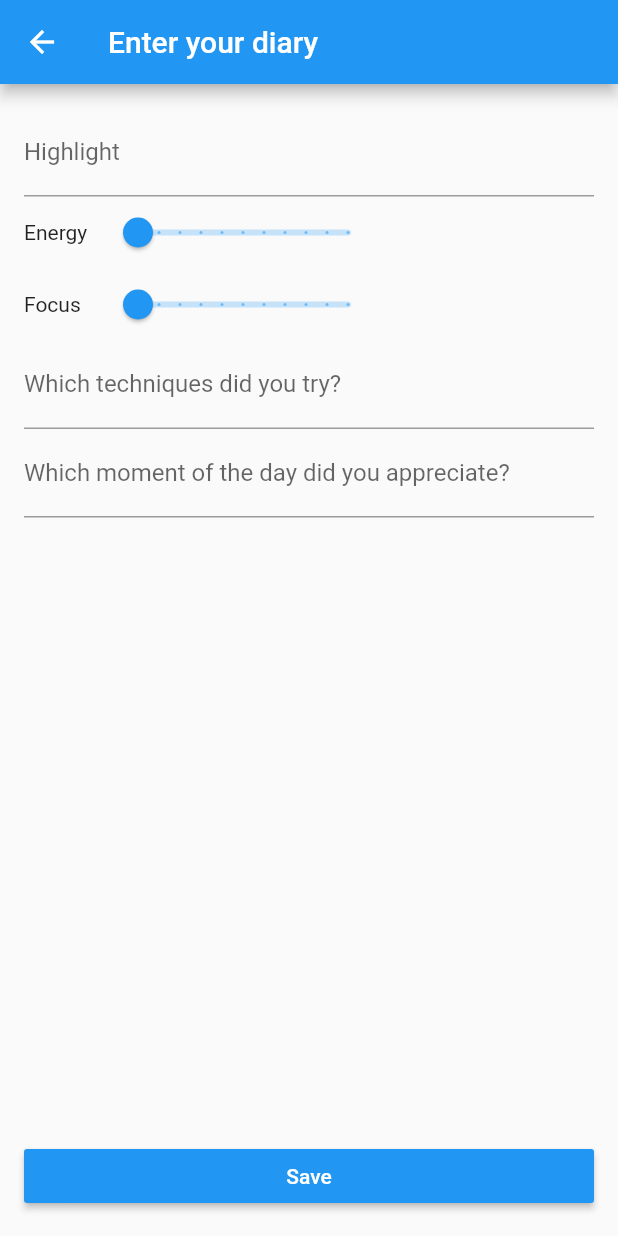
After one commit to flamingdarts/flutter-hapi-app, a Flutter app: the DiaryForm screen opened directly, on a phone screen of 412 x 824 dp. The commit adds this screen. Run offline on Flutter 3.47's test engine with Material 2 defaults, Android fonts, the phone set to English and light mode, and no system bars; our stand-ins replace flutter_svg.

Commit message:
add form functionality. closes #1

```diff
--- /dev/null
+++ b/lib/form/diary_form.dart
@@ -0,0 +1,36 @@
+import 'package:flutter/material.dart';
+import 'package:hapi_app/form/diary_input_fields.dart';
+
+class DiaryForm extends StatelessWidget {
+  @override
+  Widget build(BuildContext context) {
+    return Scaffold(
+      appBar: AppBar(
+        title: Text('Enter your diary'),
+      ),
+      body: GestureDetector(
+        onTap: () => FocusScope.of(context).requestFocus(FocusNode()),
+        child: Column(
+          children: <Widget>[
+            DiaryInputFields(),
+            Container(
+              padding: EdgeInsets.only(left: 16.0, right: 16.0, bottom: 16.0),
+              width: double.infinity,
+              child: RaisedButton(
+                  child: Text(
+                    'Save',
+                    style: TextStyle(
+                      color: Colors.white,
+                    ),
+                  ),
+                  color: Colors.blue,
+                  onPressed: () {
+                    print("Pressed saved!");
+                  }),
+            )
+          ],
+        ),
+      ),
+    );
+  }
+}
--- /dev/null
+++ b/lib/form/diary_input_fields.dart
@@ -0,0 +1,33 @@
+import 'package:flutter/material.dart';
+
+import 'level_slider.dart';
+
+class DiaryInputFields extends StatelessWidget {
+  @override
+  Widget build(BuildContext context) {
+    return Expanded(
+      child: ListView(
+        padding: const EdgeInsets.all(16.0),
+        children: <Widget>[
+          TextFormField(
+            decoration: InputDecoration(
+              labelText: 'Highlight',
+            ),
+          ),
+          LevelSlider('Energy'),
+          LevelSlider('Focus'),
+          TextFormField(
+            decoration: InputDecoration(
+              labelText: 'Which techniques did you try?',
+            ),
+          ),
+          TextFormField(
+            decoration: InputDecoration(
+              labelText: 'Which moment of the day did you appreciate?',
+            ),
+          ),
+        ],
+      ),
+    );
+  }
+}
--- /dev/null
+++ b/lib/form/level_slider.dart
@@ -0,0 +1,38 @@
+import 'package:flutter/material.dart';
+
+class LevelSlider extends StatefulWidget {
+  final String _title;
+  LevelSlider(this._title);
+  @override
+  _LevelSliderState createState() => _LevelSliderState(_title);
+}
+
+class _LevelSliderState extends State<LevelSlider> {
+  double _value = 0;
+  final String _title;
+  _LevelSliderState(this._title);
+  @override
+  Widget build(BuildContext context) {
+    return Row(
+      children: <Widget>[
+        Container(
+          width: 50.0,
+          child: Text(_title),
+        ),
+        Slider(
+          value: _value,
+          onChanged: (value) {
+            setState(() {
+              _value = value;
+              print(_value);
+            });
+          },
+          divisions: 10,
+          max: 10,
+          min: 0,
+          label: _value.round().toString(),
+        )
+      ],
+    );
+  }
+}
--- a/lib/main.dart
+++ b/lib/main.dart
@@ -1,5 +1,6 @@
 import 'package:flutter/material.dart';
 import 'package:flutter_svg/flutter_svg.dart';
+import 'package:hapi_app/diary_form.dart';
 import 'package:hapi_app/model/diary.dart';
 
 void main() => runApp(HapiApp());
@@ -52,9 +53,14 @@ class _HapiAppState extends State<HapiApp> {
           },
           itemCount: diaryEntries.length,
         ),
-        floatingActionButton: FloatingActionButton(
-          onPressed: null,
-          child: Icon(Icons.add),
+        floatingActionButton: Builder(
+          builder: (context) => FloatingActionButton(
+            onPressed: () => Navigator.push(
+              context,
+              MaterialPageRoute(builder: (context) => DiaryForm()),
+            ),
+            child: Icon(Icons.add),
+          ),
         ),
       ),
     );
```
